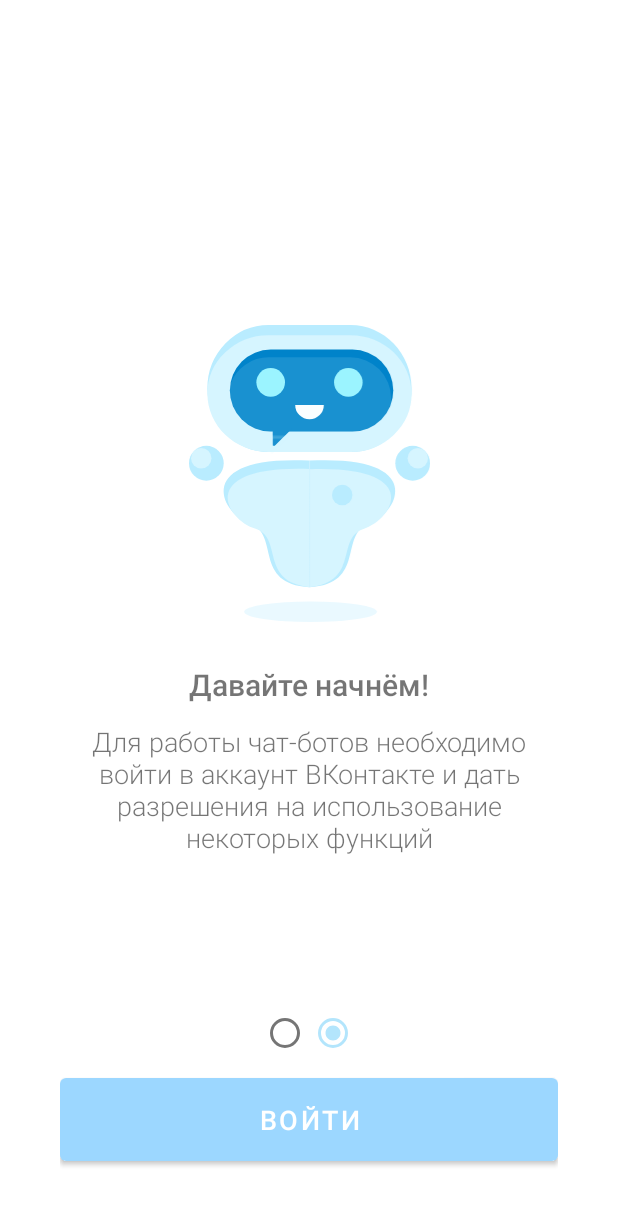
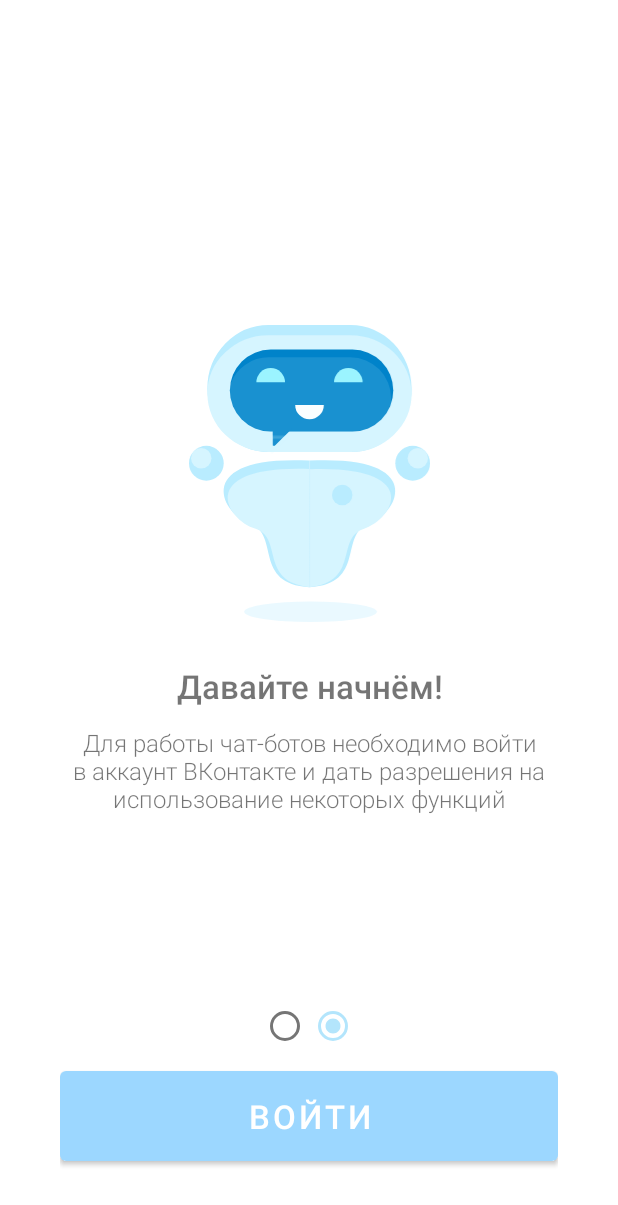
Before and after one commit to Nickitor/PocketBotConstructor, an Android app: the fragment FirstStartStepTwoFragment shown on its own in the app's theme, on a phone screen of 412 x 824 dp. Shown: the top 1205 px of the screen. Run offline under Robolectric (Android 15) with nearby library versions, the phone set to English and light mode, and no system bars.

Commit message:
Корректировка дизайна стартовых экранов

```diff
--- /dev/null
+++ b/app/src/main/res/drawable/ic_pocket_bot_fine.xml
@@ -0,0 +1,77 @@
+<vector xmlns:android="http://schemas.android.com/apk/res/android"
+    android:width="118dp"
+    android:height="145dp"
+    android:viewportWidth="118"
+    android:viewportHeight="145">
+  <path
+      android:pathData="M109,31a31.43,31.43 0,0 1,-8.79 21.92A29.43,29.43 0,0 1,79 62L39,62c-16.57,0 -30,-13.88 -30,-31a31.43,31.43 0,0 1,8.79 -21.92A29.43,29.43 0,0 1,39 0h40C95.57,0 109,13.88 109,31Z"
+      android:fillColor="#b9ecff"/>
+  <path
+      android:pathData="M109,33.5a27.71,27.71 0,0 1,-8.79 20.15A30.71,30.71 0,0 1,79 62L39,62c-16.57,0 -30,-12.76 -30,-28.5a27.71,27.71 0,0 1,8.79 -20.15A30.71,30.71 0,0 1,39 5h40C95.57,5 109,17.76 109,33.5Z"
+      android:fillColor="#d6f5ff"/>
+  <path
+      android:pathData="M109.5,67.5m-8.5,0a8.5,8.5 0,1 1,17 0a8.5,8.5 0,1 1,-17 0"
+      android:fillColor="#b9ecff"/>
+  <path
+      android:pathData="M100,32a20,20 0,0 1,-20 20L40,52a20,20 0,0 1,0 -40h40A20,20 0,0 1,100 32Z"
+      android:fillColor="#0083ca"/>
+  <path
+      android:pathData="M49.36,50.64l0,0.07l-7.65,7.65l-0.07,0l0,-7.72l7.72,0z"
+      android:fillColor="#0083ca"/>
+  <path
+      android:pathData="M41,50v8.36l0.06,0.64L42,59l3.92,-3.92 0.64,-0.64 0.65,-0.65L50,51v-1ZM42.29,56.87v-5.58h5.58Z"
+      android:fillColor="#0083ca"/>
+  <path
+      android:pathData="M47,28L33,28a7,7 0,0 1,14 0Z"
+      android:fillColor="#93f3ff"/>
+  <path
+      android:pathData="M85,28L71,28a7,7 0,0 1,14 0Z"
+      android:fillColor="#93f3ff"/>
+  <path
+      android:pathData="M66,39a7,7 0,0 1,-14 0Z"
+      android:fillColor="#fff"/>
+  <path
+      android:pathData="M8.5,67.5m-8.5,0a8.5,8.5 0,1 1,17 0a8.5,8.5 0,1 1,-17 0"
+      android:fillColor="#b9ecff"/>
+  <path
+      android:pathData="M112,65m-5,0a5,5 0,1 1,10 0a5,5 0,1 1,-10 0"
+      android:fillColor="#d6f5ff"/>
+  <path
+      android:pathData="M6,65m-5,0a5,5 0,1 1,10 0a5,5 0,1 1,-10 0"
+      android:fillColor="#d6f5ff"/>
+  <path
+      android:pathData="M59,66.2L59,128c-27.81,-1.69 -14.4,-25.8 -28.82,-30.76C15.5,92.19 0.81,63.31 59,66.2Z"
+      android:fillColor="#b9ecff"/>
+  <path
+      android:pathData="M59,70.29L59,128c-24.88,-2.72 -12.56,-24.08 -26.69,-28.59C17.69,94.76 3.07,68.43 59,70.29Z"
+      android:fillColor="#d6f5ff"/>
+  <path
+      android:pathData="M59,66.2L59,128c27.81,-1.69 14.4,-25.8 28.82,-30.76C102.5,92.19 117.19,63.31 59,66.2Z"
+      android:fillColor="#b9ecff"/>
+  <path
+      android:pathData="M59,70.42L59,128c24.88,-2.71 12.56,-24 26.69,-28.52C100.31,94.83 114.93,68.57 59,70.42Z"
+      android:fillColor="#d6f5ff"/>
+  <path
+      android:pathData="M75,83m-5,0a5,5 0,1 1,10 0a5,5 0,1 1,-10 0"
+      android:fillColor="#b9ecff"/>
+  <path
+      android:pathData="M99,35.79a19.84,19.84 0,0 1,-0.26 3.2A20,20 0,0 1,80 52L49,52l-1.79,1.79L49,53.79v1l-1,1h-8v-2h1L41,52h-1a20,20 0,0 1,-19.74 -23.21,20 20,0 0,1 18.74,-13h40A20,20 0,0 1,99 35.79Z"
+      android:strokeAlpha="0.12"
+      android:fillColor="#d6f5ff"
+      android:fillAlpha="0.12"/>
+  <path
+      android:pathData="M48.36,54.44l0,0.06l-7.65,7.65l-0.07,0l0,-7.71l7.72,0z"
+      android:strokeAlpha="0.12"
+      android:fillColor="#d6f5ff"
+      android:fillAlpha="0.12"/>
+  <path
+      android:pathData="M40,53.79v8.36l0.06,0.64L41,62.79l7,-7 1,-1v-1ZM41.29,60.66v-5.58h5.58Z"
+      android:strokeAlpha="0.12"
+      android:fillColor="#d6f5ff"
+      android:fillAlpha="0.12"/>
+  <path
+      android:pathData="M27,140a32.5,5 0,1 0,65 0a32.5,5 0,1 0,-65 0z"
+      android:strokeAlpha="0.3"
+      android:fillColor="#b9ecff"
+      android:fillAlpha="0.3"/>
+</vector>
--- a/app/src/main/res/layout/fragment_authorisation_error.xml
+++ b/app/src/main/res/layout/fragment_authorisation_error.xml
@@ -22,7 +22,7 @@
         android:text="Назад"
         android:textColor="#FFFFFF"
         android:textColorHighlight="#FFFFFF"
-        android:textSize="18sp"
+        android:textSize="22sp"
         app:layout_constraintBottom_toBottomOf="parent"
         app:layout_constraintEnd_toEndOf="parent"
         app:layout_constraintStart_toStartOf="parent" />
@@ -40,14 +40,14 @@
         tools:ignore="ContentDescription" />
 
     <TextView
-        android:id="@+id/textView_Title"
+        android:id="@+id/textView_title"
         android:layout_width="0dp"
         android:layout_height="wrap_content"
         android:layout_marginTop="28dp"
         android:fontFamily="sans-serif-light"
         android:text="Ой! Неверный логин или пароль"
         android:textAlignment="center"
-        android:textSize="20sp"
+        android:textSize="22sp"
         android:textStyle="bold"
         app:layout_constraintEnd_toEndOf="parent"
         app:layout_constraintStart_toStartOf="parent"
@@ -61,9 +61,9 @@
         android:fontFamily="sans-serif-light"
         android:text="Похоже, что Вы ввели неправильные данные, вернитесь и попробуйте ещё раз"
         android:textAlignment="center"
-        android:textSize="18sp"
+        android:textSize="16sp"
         app:layout_constraintEnd_toEndOf="parent"
         app:layout_constraintStart_toStartOf="parent"
-        app:layout_constraintTop_toBottomOf="@+id/textView_Title" />
+        app:layout_constraintTop_toBottomOf="@+id/textView_title" />
 
 </androidx.constraintlayout.widget.ConstraintLayout>
--- a/app/src/main/res/layout/fragment_first_start_step_one.xml
+++ b/app/src/main/res/layout/fragment_first_start_step_one.xml
@@ -19,7 +19,7 @@
         android:paddingTop="15dp"
         android:paddingBottom="15dp"
         android:text="@string/next_step"
-        android:textSize="18sp"
+        android:textSize="22sp"
         app:layout_constraintBottom_toBottomOf="parent"
         app:layout_constraintEnd_toEndOf="parent"
         app:layout_constraintStart_toStartOf="parent" />
@@ -37,14 +37,14 @@
         tools:ignore="ContentDescription" />
 
     <TextView
-        android:id="@+id/textView_Title"
+        android:id="@+id/textView_title"
         android:layout_width="0dp"
         android:layout_height="wrap_content"
         android:layout_marginTop="28dp"
         android:fontFamily="sans-serif-light"
         android:text="@string/welcome_title"
         android:textAlignment="center"
-        android:textSize="20sp"
+        android:textSize="22sp"
         android:textStyle="bold"
         app:layout_constraintEnd_toEndOf="parent"
         app:layout_constraintStart_toStartOf="parent"
@@ -58,10 +58,10 @@
         android:fontFamily="sans-serif-light"
         android:text="@string/welcome_subtitle"
         android:textAlignment="center"
-        android:textSize="18sp"
+        android:textSize="16sp"
         app:layout_constraintEnd_toEndOf="parent"
         app:layout_constraintStart_toStartOf="parent"
-        app:layout_constraintTop_toBottomOf="@+id/textView_Title" />
+        app:layout_constraintTop_toBottomOf="@+id/textView_title" />
 
     <RadioGroup
         android:id="@+id/radioGroup"
--- a/app/src/main/res/layout/fragment_first_start_step_two.xml
+++ b/app/src/main/res/layout/fragment_first_start_step_two.xml
@@ -19,7 +19,7 @@
         android:paddingTop="15dp"
         android:paddingBottom="15dp"
         android:text="@string/enter"
-        android:textSize="18sp"
+        android:textSize="22sp"
         app:layout_constraintBottom_toBottomOf="parent"
         app:layout_constraintEnd_toEndOf="parent"
         app:layout_constraintStart_toStartOf="parent" />
@@ -33,18 +33,18 @@
         app:layout_constraintStart_toStartOf="parent"
         app:layout_constraintTop_toTopOf="parent"
         app:layout_constraintVertical_bias="0.324"
-        app:srcCompat="@drawable/ic_pocket_bot"
+        app:srcCompat="@drawable/ic_pocket_bot_fine"
         tools:ignore="ContentDescription" />
 
     <TextView
-        android:id="@+id/textView_Title"
+        android:id="@+id/textView_title"
         android:layout_width="0dp"
         android:layout_height="wrap_content"
         android:layout_marginTop="28dp"
         android:fontFamily="sans-serif-light"
         android:text="@string/lets_start_title"
         android:textAlignment="center"
-        android:textSize="20sp"
+        android:textSize="22sp"
         android:textStyle="bold"
         app:layout_constraintEnd_toEndOf="parent"
         app:layout_constraintStart_toStartOf="parent"
@@ -58,10 +58,10 @@
         android:fontFamily="sans-serif-light"
         android:text="@string/lets_start_subtitle"
         android:textAlignment="center"
-        android:textSize="18sp"
+        android:textSize="16sp"
         app:layout_constraintEnd_toEndOf="parent"
         app:layout_constraintStart_toStartOf="parent"
-        app:layout_constraintTop_toBottomOf="@+id/textView_Title" />
+        app:layout_constraintTop_toBottomOf="@+id/textView_title" />
 
     <RadioGroup
         android:id="@+id/radioGroup"
```
